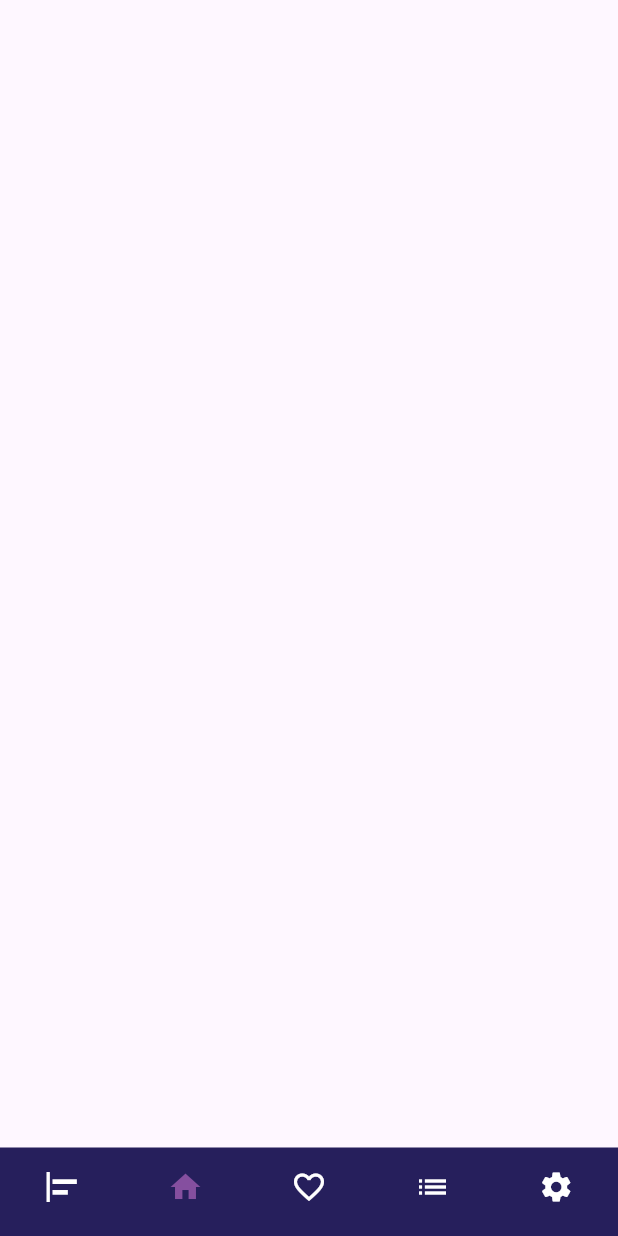
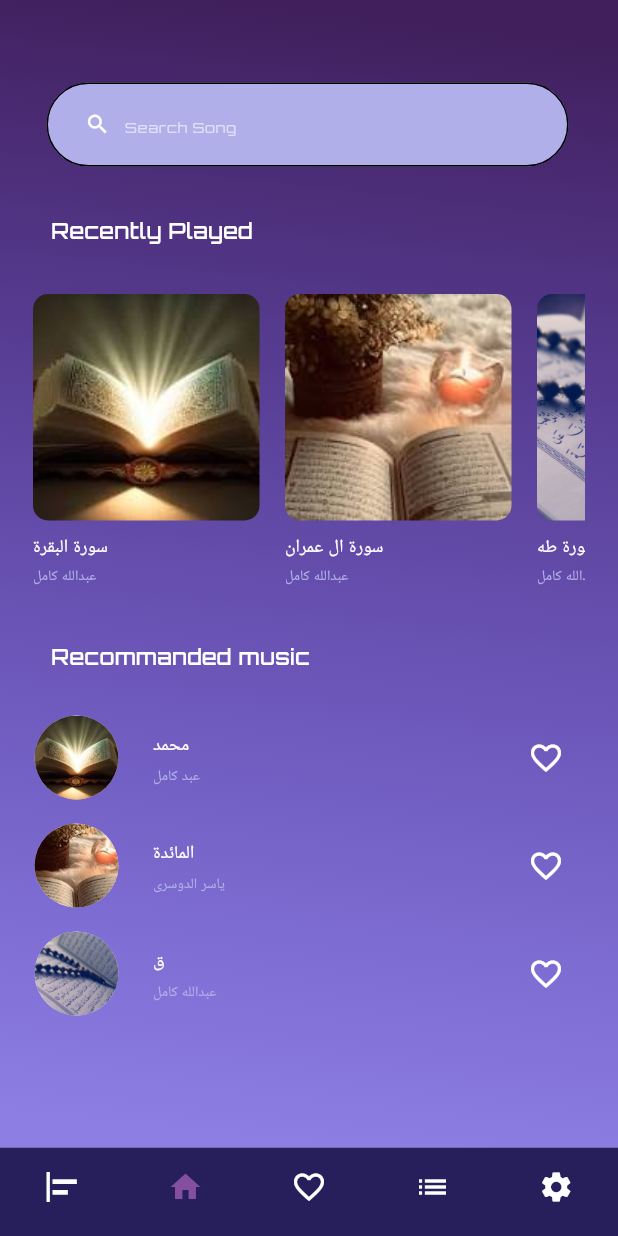
Before and after one commit to ali4hassan9ali2022/quran_app, a Flutter app: the MainHomeView screen opened by its route, swiped to page 2, on a phone screen of 412 x 824 dp. Run offline on Flutter 3.47's test engine with Material 3 defaults, Android fonts, the phone set to English and light mode, and no system bars.

Commit message:
home view done

```diff
--- /dev/null
+++ b/lib/Core/Models/card_model.dart
@@ -0,0 +1,7 @@
+class CardModel {
+  final String image;
+  final String title;
+  final String subTitle;
+  bool isActive;
+  CardModel( {required this.isActive ,required this.image, required this.title, required this.subTitle});
+}
--- /dev/null
+++ b/lib/Core/Models/songs_model.dart
@@ -0,0 +1,10 @@
+class SongsModel {
+  final String title, subTitle, image, path;
+
+  const SongsModel({
+    required this.title,
+    required this.subTitle,
+    required this.image,
+    required this.path,
+  });
+}
--- a/lib/Featured/Home/Views/home_view.dart
+++ b/lib/Featured/Home/Views/home_view.dart
@@ -1,4 +1,5 @@
 import 'package:flutter/material.dart';
+import 'package:quran_app/Core/Widgets/custom_background.dart';
 import 'package:quran_app/Featured/Home/Widgets/home_view_body.dart';
 
 class HomeView extends StatelessWidget {
@@ -6,6 +7,6 @@ class HomeView extends StatelessWidget {
   static String id = "HomeView";
   @override
   Widget build(BuildContext context) {
-    return const HomeViewBody();
+    return const CustomBackground(child: HomeViewBody());
   }
 }
--- /dev/null
+++ b/lib/Featured/Home/Widgets/custom_card_item.dart
@@ -0,0 +1,51 @@
+import 'package:flutter/material.dart';
+import 'package:quran_app/Core/Models/card_model.dart';
+import 'package:quran_app/Core/Utils/app_styles.dart';
+
+
+class CustomCardItem extends StatefulWidget {
+  const CustomCardItem({
+    super.key,
+    required this.cardModel,
+  });
+  final CardModel cardModel;
+  @override
+  State<CustomCardItem> createState() => _CustomCardItemState();
+}
+
+class _CustomCardItemState extends State<CustomCardItem> {
+  @override
+  Widget build(BuildContext context) {
+    return ListTile(
+      leading: CircleAvatar(
+        radius: 35,
+        backgroundImage: AssetImage(widget.cardModel.image),
+      ),
+      title: Text(widget.cardModel.title, style: AppStyles.styleMedium15(context)),
+      subtitle: Padding(
+        padding: const EdgeInsets.only(top: 4),
+        child: Text(
+          widget.cardModel.subTitle,
+          style: AppStyles.styleMedium12(context),
+        ),
+      ),
+      trailing: IconButton(
+        onPressed: () {
+          if(widget.cardModel.isActive == true) {
+            setState(() {
+              widget.cardModel.isActive = false;
+            });
+          } else {
+            setState(() {
+              widget.cardModel.isActive = true;
+            });
+          }
+        },
+        icon: Icon(
+          Icons.favorite_outline,
+          color: widget.cardModel.isActive ? Colors.red : Colors.white,
+        ),
+      ),
+    );
+  }
+}
--- /dev/null
+++ b/lib/Featured/Home/Widgets/custom_card_list_view.dart
@@ -0,0 +1,57 @@
+import 'package:flutter/material.dart';
+import 'package:quran_app/Core/Models/card_model.dart';
+import 'package:quran_app/Core/Utils/assets.dart';
+import 'package:quran_app/Featured/Home/Widgets/custom_card_item.dart';
+
+class CustomCardListView extends StatelessWidget {
+  const CustomCardListView({super.key,required this.onTap});
+  final void Function(int index) onTap;
+  static List<CardModel> items = [
+    CardModel(
+      isActive: false,
+      image: Assets.imagesQu1,
+      title: "محمد",
+      subTitle: "عبد كامل",
+    ),
+    CardModel(
+      isActive: false,
+      image: Assets.imagesQu2,
+      title: "المائدة",
+      subTitle: "ياسر الدوسرى ",
+    ),
+    CardModel(
+      isActive: false,
+      image: Assets.imagesQu3,
+      title: "ق",
+      subTitle: "عبدالله كامل",
+    ),
+    // CardModel(
+    //   isActive: false,
+    //   image: Assets.imagesQu2,
+    //   title: "يس",
+    //   subTitle: "عبدالله كامل",
+    // ),
+    // CardModel(
+    //   isActive: false,
+    //   image: Assets.imagesQu1,
+    //   title: "الرحمن",
+    //   subTitle: "عبدالله كامل",
+    // ),
+  ];
+  @override
+  Widget build(BuildContext context) {
+    return ListView.builder(
+      itemCount: items.length,
+      shrinkWrap: true,
+      physics: const NeverScrollableScrollPhysics(),
+      itemBuilder: (context, index) {
+        return InkWell(
+          onTap: () {
+            onTap(index);
+          },
+          child: CustomCardItem(cardModel: items[index])
+          );
+      },
+    );
+  }
+}
--- /dev/null
+++ b/lib/Featured/Home/Widgets/custom_songs_details_item.dart
@@ -0,0 +1,47 @@
+import 'package:flutter/material.dart';
+import 'package:quran_app/Core/Models/songs_model.dart';
+import 'package:quran_app/Core/Utils/app_styles.dart';
+
+
+class CustomSongsDetailsItem extends StatelessWidget {
+  const CustomSongsDetailsItem({
+    super.key,
+    required this.onTap,
+    required this.songsModel,
+  });
+  final VoidCallback onTap;
+  final SongsModel songsModel;
+  @override
+  Widget build(BuildContext context) {
+    return GestureDetector(
+      onTap: onTap,
+      child: Column(
+        crossAxisAlignment: CrossAxisAlignment.start,
+        children: [
+          CustomSongsImage(songsModel: songsModel),
+          const SizedBox(height: 9),
+          Text(songsModel.title, style: AppStyles.styleMedium15(context)),
+          const SizedBox(height: 4),
+          Text(songsModel.subTitle, style: AppStyles.styleMedium12(context)),
+        ],
+      ),
+    );
+  }
+}
+
+class CustomSongsImage extends StatelessWidget {
+  const CustomSongsImage({super.key, required this.songsModel});
+  final SongsModel songsModel;
+  @override
+  Widget build(BuildContext context) {
+    return ClipRRect(
+      borderRadius: BorderRadius.circular(10),
+      child: Image.asset(
+        songsModel.image,
+        fit: BoxFit.cover,
+        height: 151,
+        width: 151,
+      ),
+    );
+  }
+}
--- /dev/null
+++ b/lib/Featured/Home/Widgets/custom_songs_details_list_view.dart
@@ -0,0 +1,54 @@
+import 'package:flutter/material.dart';
+
+import 'package:quran_app/Core/Models/songs_model.dart';
+import 'package:quran_app/Core/Utils/assets.dart';
+import 'package:quran_app/Featured/Home/Widgets/custom_songs_details_item.dart';
+
+
+class CustomSongsDetailsListView extends StatelessWidget {
+  const CustomSongsDetailsListView({super.key});
+  static const songs = [
+    SongsModel(
+      title: "سورة البقرة",
+      subTitle: "عبدالله كامل",
+      image: Assets.imagesQu1,
+      path: "",
+    ),
+    SongsModel(
+      title: "سورة ال عمران",
+      subTitle: "عبدالله كامل",
+      image: Assets.imagesQu2,
+      path: "",
+    ),
+    SongsModel(
+      title: "سورة طه",
+      subTitle: "عبدالله كامل",
+      image: Assets.imagesQu3,
+      path: "",
+    ),
+  ];
+  @override
+  Widget build(BuildContext context) {
+    return SizedBox(
+      height: 200,
+      child: Padding(
+        padding: const EdgeInsets.symmetric(horizontal: 22),
+        child: ListView.separated(
+          separatorBuilder: (context, index) {
+            return const SizedBox(width: 17);
+          },
+          scrollDirection: Axis.horizontal,
+          itemBuilder: (context, index) {
+            return CustomSongsDetailsItem(
+              songsModel: songs[index],
+              onTap: () {
+                // GoRouter.of(context).push(AppRouter.kPlayView);
+              },
+            );
+          },
+          itemCount: songs.length,
+        ),
+      ),
+    );
+  }
+}
--- /dev/null
+++ b/lib/Featured/Home/Widgets/custom_text_field.dart
@@ -0,0 +1,31 @@
+import 'package:flutter/material.dart';
+import 'package:quran_app/Core/Utils/app_colors.dart';
+import 'package:quran_app/Core/Utils/app_styles.dart';
+
+
+class CustomTextField extends StatelessWidget {
+  const CustomTextField({super.key});
+
+  @override
+  Widget build(BuildContext context) {
+    return TextField(
+      decoration: InputDecoration(
+        filled: true,
+        fillColor: AppColors.kB1lueColor,
+        prefixIcon: const Padding(
+          padding: EdgeInsets.only(left: 24, right: 4),
+          child: Icon(Icons.search, color: Colors.white, size: 17),
+        ),
+        border: outlineInputBorder(),
+        enabledBorder: outlineInputBorder(),
+        focusedBorder: outlineInputBorder(),
+        hintText: "Search Song",
+        hintStyle: AppStyles.styleRegular12(context),
+      ),
+    );
+  }
+}
+
+OutlineInputBorder outlineInputBorder() {
+  return OutlineInputBorder(borderRadius: BorderRadius.circular(50));
+}
--- /dev/null
+++ b/lib/Featured/Home/Widgets/custom_text_home_view.dart
@@ -0,0 +1,15 @@
+import 'package:flutter/material.dart';
+import 'package:quran_app/Core/Utils/app_styles.dart';
+
+
+class CustomTestHomeView extends StatelessWidget {
+  const CustomTestHomeView({super.key, required this.text});
+  final String text;
+  @override
+  Widget build(BuildContext context) {
+    return Padding(
+      padding: const EdgeInsets.symmetric(horizontal: 34),
+      child: Text(text, style: AppStyles.styleMedium18(context)),
+    );
+  }
+}
--- a/lib/Featured/Home/Widgets/home_view_body.dart
+++ b/lib/Featured/Home/Widgets/home_view_body.dart
@@ -1,10 +1,37 @@
 import 'package:flutter/material.dart';
+import 'package:quran_app/Featured/Home/Widgets/custom_card_list_view.dart';
+import 'package:quran_app/Featured/Home/Widgets/custom_songs_details_list_view.dart';
+import 'package:quran_app/Featured/Home/Widgets/custom_text_field.dart';
+import 'package:quran_app/Featured/Home/Widgets/custom_text_home_view.dart';
 
 class HomeViewBody extends StatelessWidget {
   const HomeViewBody({super.key});
 
   @override
   Widget build(BuildContext context) {
-    return const Column();
+    return SingleChildScrollView(
+      child: Column(
+        crossAxisAlignment: CrossAxisAlignment.start,
+        children: [
+          const SizedBox(height: 55),
+          const Padding(
+            padding: EdgeInsets.only(left: 31, right: 33),
+            child: CustomTextField(),
+          ),
+          const SizedBox(height: 32),
+          const CustomTestHomeView(text: "Recently Played"),
+          const SizedBox(height: 32),
+          const CustomSongsDetailsListView(),
+          const SizedBox(height: 31),
+          const CustomTestHomeView(text: "Recommanded music"),
+          const SizedBox(height: 21),
+          CustomCardListView(
+            onTap: (index) {
+
+            },
+          ),
+        ],
+      ),
+    );
   }
 }
```
